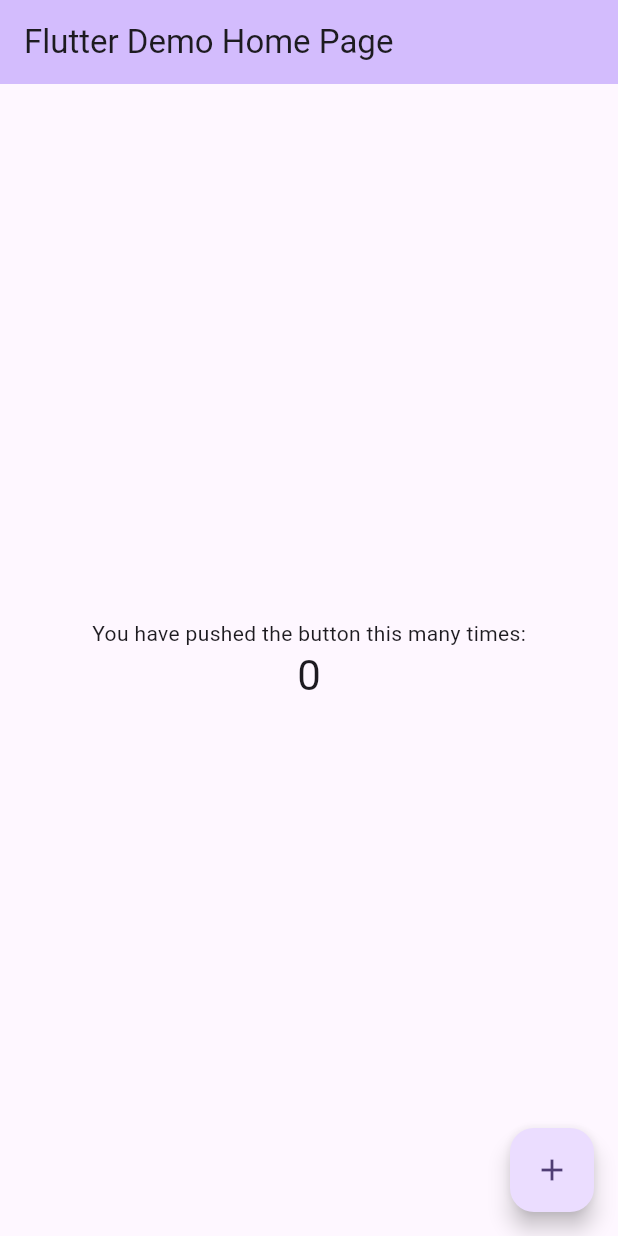
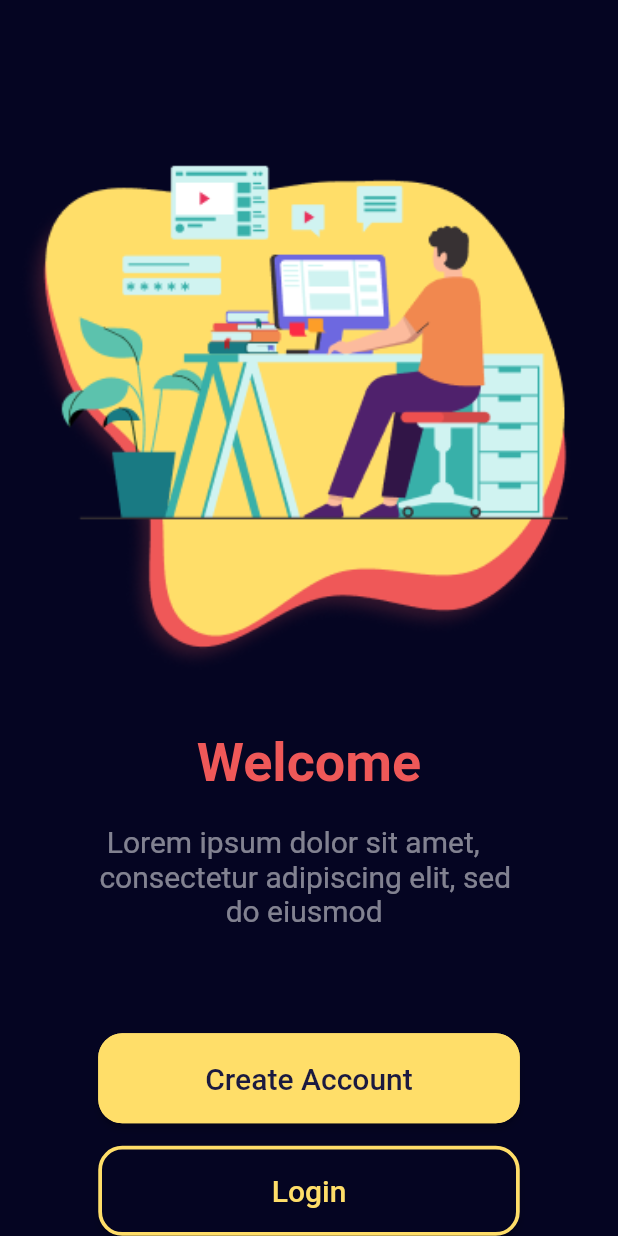
Before and after one commit to Karim-Elbahnasawy/Login_Register, a Flutter app: the screen it shows after launch, on a phone screen of 412 x 824 dp. Run offline on Flutter 3.47's test engine with Material 2 defaults, Android fonts, the phone set to English and light mode, and no system bars.

Commit message:
finish_home_view

```diff
--- /dev/null
+++ b/lib/core/utils/consntants.dart
@@ -0,0 +1,3 @@
+import 'package:flutter/material.dart';
+
+const Color kPrimaryColor = Color(0xff050522);
--- /dev/null
+++ b/lib/core/utils/styles.dart
@@ -0,0 +1,18 @@
+import 'package:flutter/cupertino.dart';
+
+abstract class Styles {
+  static const textStyle36 = TextStyle(
+    fontSize: 36,
+    fontWeight: FontWeight.bold,
+  );
+
+  static const textStyle26 = TextStyle(
+    fontSize: 26,
+  );
+  static const textStyle24 = TextStyle(
+    fontSize: 24,
+  );
+  static const textStyle20 = TextStyle(
+    fontSize: 20,
+  );
+}
--- a/lib/main.dart
+++ b/lib/main.dart
@@ -1,125 +1,18 @@
 import 'package:flutter/material.dart';
+import 'package:login_register/views/home_view.dart';
 
-void main() {
+void main(List<String> args) {
   runApp(const MyApp());
 }
 
 class MyApp extends StatelessWidget {
   const MyApp({super.key});
 
-  // This widget is the root of your application.
   @override
   Widget build(BuildContext context) {
-    return MaterialApp(
-      title: 'Flutter Demo',
-      theme: ThemeData(
-        // This is the theme of your application.
-        //
-        // TRY THIS: Try running your application with "flutter run". You'll see
-        // the application has a blue toolbar. Then, without quitting the app,
-        // try changing the seedColor in the colorScheme below to Colors.green
-        // and then invoke "hot reload" (save your changes or press the "hot
-        // reload" button in a Flutter-supported IDE, or press "r" if you used
-        // the command line to start the app).
-        //
-        // Notice that the counter didn't reset back to zero; the application
-        // state is not lost during the reload. To reset the state, use hot
-        // restart instead.
-        //
-        // This works for code too, not just values: Most code changes can be
-        // tested with just a hot reload.
-        colorScheme: ColorScheme.fromSeed(seedColor: Colors.deepPurple),
-        useMaterial3: true,
-      ),
-      home: const MyHomePage(title: 'Flutter Demo Home Page'),
+    return const MaterialApp(
+      debugShowCheckedModeBanner: false,
+      home: HomeView(),
     );
   }
 }
-
-class MyHomePage extends StatefulWidget {
-  const MyHomePage({super.key, required this.title});
-
-  // This widget is the home page of your application. It is stateful, meaning
-  // that it has a State object (defined below) that contains fields that affect
-  // how it looks.
-
-  // This class is the configuration for the state. It holds the values (in this
-  // case the title) provided by the parent (in this case the App widget) and
-  // used by the build method of the State. Fields in a Widget subclass are
-  // always marked "final".
-
-  final String title;
-
-  @override
-  State<MyHomePage> createState() => _MyHomePageState();
-}
-
-class _MyHomePageState extends State<MyHomePage> {
-  int _counter = 0;
-
-  void _incrementCounter() {
-    setState(() {
-      // This call to setState tells the Flutter framework that something has
-      // changed in this State, which causes it to rerun the build method below
-      // so that the display can reflect the updated values. If we changed
-      // _counter without calling setState(), then the build method would not be
-      // called again, and so nothing would appear to happen.
-      _counter++;
-    });
-  }
-
-  @override
-  Widget build(BuildContext context) {
-    // This method is rerun every time setState is called, for instance as done
-    // by the _incrementCounter method above.
-    //
-    // The Flutter framework has been optimized to make rerunning build methods
-    // fast, so that you can just rebuild anything that needs updating rather
-    // than having to individually change instances of widgets.
-    return Scaffold(
-      appBar: AppBar(
-        // TRY THIS: Try changing the color here to a specific color (to
-        // Colors.amber, perhaps?) and trigger a hot reload to see the AppBar
-        // change color while the other colors stay the same.
-        backgroundColor: Theme.of(context).colorScheme.inversePrimary,
-        // Here we take the value from the MyHomePage object that was created by
-        // the App.build method, and use it to set our appbar title.
-        title: Text(widget.title),
-      ),
-      body: Center(
-        // Center is a layout widget. It takes a single child and positions it
-        // in the middle of the parent.
-        child: Column(
-          // Column is also a layout widget. It takes a list of children and
-          // arranges them vertically. By default, it sizes itself to fit its
-          // children horizontally, and tries to be as tall as its parent.
-          //
-          // Column has various properties to control how it sizes itself and
-          // how it positions its children. Here we use mainAxisAlignment to
-          // center the children vertically; the main axis here is the vertical
-          // axis because Columns are vertical (the cross axis would be
-          // horizontal).
-          //
-          // TRY THIS: Invoke "debug painting" (choose the "Toggle Debug Paint"
-          // action in the IDE, or press "p" in the console), to see the
-          // wireframe for each widget.
-          mainAxisAlignment: MainAxisAlignment.center,
-          children: <Widget>[
-            const Text(
-              'You have pushed the button this many times:',
-            ),
-            Text(
-              '$_counter',
-              style: Theme.of(context).textTheme.headlineMedium,
-            ),
-          ],
-        ),
-      ),
-      floatingActionButton: FloatingActionButton(
-        onPressed: _incrementCounter,
-        tooltip: 'Increment',
-        child: const Icon(Icons.add),
-      ), // This trailing comma makes auto-formatting nicer for build methods.
-    );
-  }
-}
--- /dev/null
+++ b/lib/views/home_view.dart
@@ -0,0 +1,80 @@
+import 'package:flutter/material.dart';
+import 'package:login_register/core/utils/consntants.dart';
+import 'package:login_register/core/utils/styles.dart';
+import '../widgets/custom_elvated_button.dart';
+
+class HomeView extends StatelessWidget {
+  const HomeView({super.key});
+
+  @override
+  Widget build(BuildContext context) {
+    return Scaffold(
+      backgroundColor: kPrimaryColor,
+      body: Center(
+        child: Column(
+          children: [
+            const SizedBox(
+              height: 28,
+            ),
+            Image.asset(
+              'assets/images/p1.png',
+              width: 500,
+              fit: BoxFit.fitWidth,
+            ),
+            Padding(
+              padding: const EdgeInsets.symmetric(horizontal: 47),
+              child: Column(
+                children: [
+                  const SizedBox(
+                    height: 20,
+                  ),
+                  Text(
+                    'Welcome',
+                    style: Styles.textStyle36.copyWith(
+                      color: const Color(0xffEF5858),
+                    ),
+                  ),
+                  const SizedBox(
+                    height: 20,
+                  ),
+                  Text(
+                    ' Lorem ipsum dolor sit amet,\nconsectetur adipiscing elit, sed \n                 do eiusmod',
+                    style: Styles.textStyle20.copyWith(
+                      color: Colors.white.withOpacity(.5),
+                    ),
+                  ),
+                  const SizedBox(
+                    height: 70,
+                  ),
+                  SizedBox(
+                    width: 281,
+                    height: 60,
+                    child: CustomElvatedButton(
+                      onPressed: () {},
+                      backgroundColor: const Color(0xffFFDE69),
+                      color: const Color(0xff1B1A40),
+                      text: 'Create Account',
+                    ),
+                  ),
+                  const SizedBox(
+                    height: 15,
+                  ),
+                  SizedBox(
+                    width: 281,
+                    height: 60,
+                    child: CustomElvatedButton(
+                      onPressed: () {},
+                      backgroundColor: kPrimaryColor,
+                      color: const Color(0xffFFDE69),
+                      text: 'Login',
+                    ),
+                  ),
+                ],
+              ),
+            ),
+          ],
+        ),
+      ),
+    );
+  }
+}
--- /dev/null
+++ b/lib/widgets/custom_elvated_button.dart
@@ -0,0 +1,40 @@
+import 'package:flutter/material.dart';
+import '../core/utils/styles.dart';
+
+class CustomElvatedButton extends StatelessWidget {
+  CustomElvatedButton({
+    super.key,
+    required this.text,
+    required this.backgroundColor,
+    required this.color,
+    required this.onPressed,
+  });
+
+  final String text;
+  final Color backgroundColor;
+  void Function()? onPressed;
+  final Color color;
+
+  @override
+  Widget build(BuildContext context) {
+    return ElevatedButton(
+      style: ElevatedButton.styleFrom(
+        shape: RoundedRectangleBorder(
+          borderRadius: BorderRadius.circular(16),
+        ),
+        backgroundColor: backgroundColor,
+        side: const BorderSide(
+          color: Color(0xffFFDE69),
+          width: 2.5,
+        ),
+      ),
+      onPressed: onPressed,
+      child: Text(
+        text,
+        style: Styles.textStyle20.copyWith(
+          color: color,
+        ),
+      ),
+    );
+  }
+}
--- a/pubspec.yaml
+++ b/pubspec.yaml
@@ -58,10 +58,8 @@ flutter:
   # the material Icons class.
   uses-material-design: true
 
-  # To add assets to your application, add an assets section, like this:
-  # assets:
-  #   - images/a_dot_burr.jpeg
-  #   - images/a_dot_ham.jpeg
+  assets:
+    - assets/images/
 
   # An image asset can refer to one or more resolution-specific "variants", see
   # https://flutter.dev/assets-and-images/#resolution-aware
```
Also changed, not shown: assets/fonts/Roboto-Regular.ttf (added), assets/images/p1.png (added).
